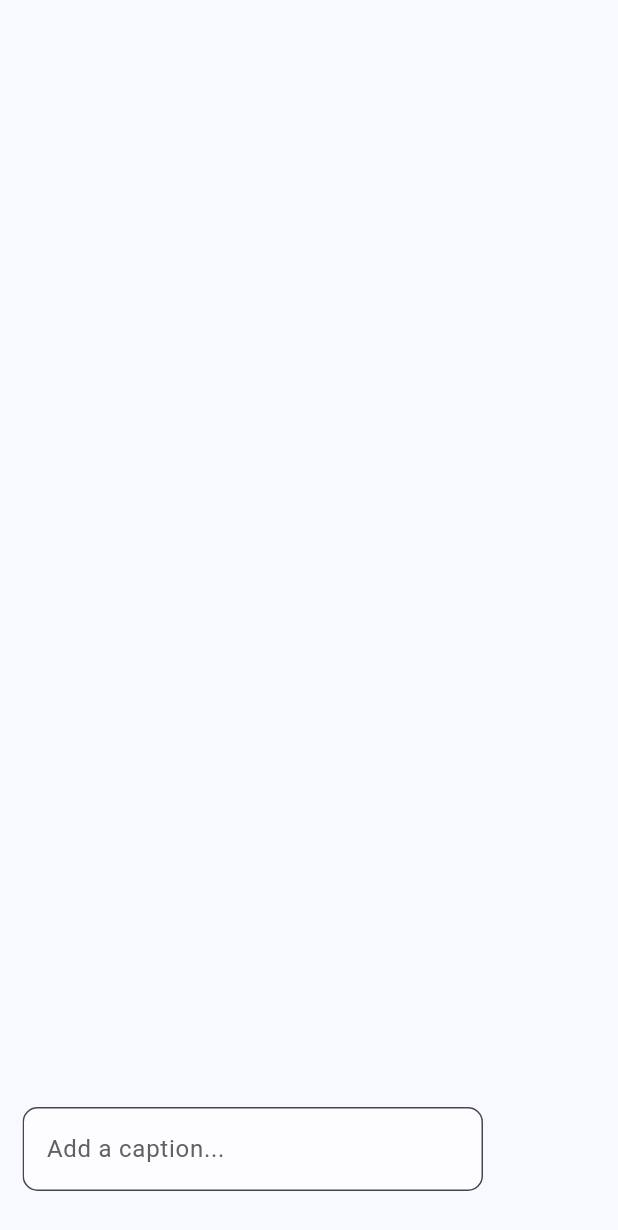
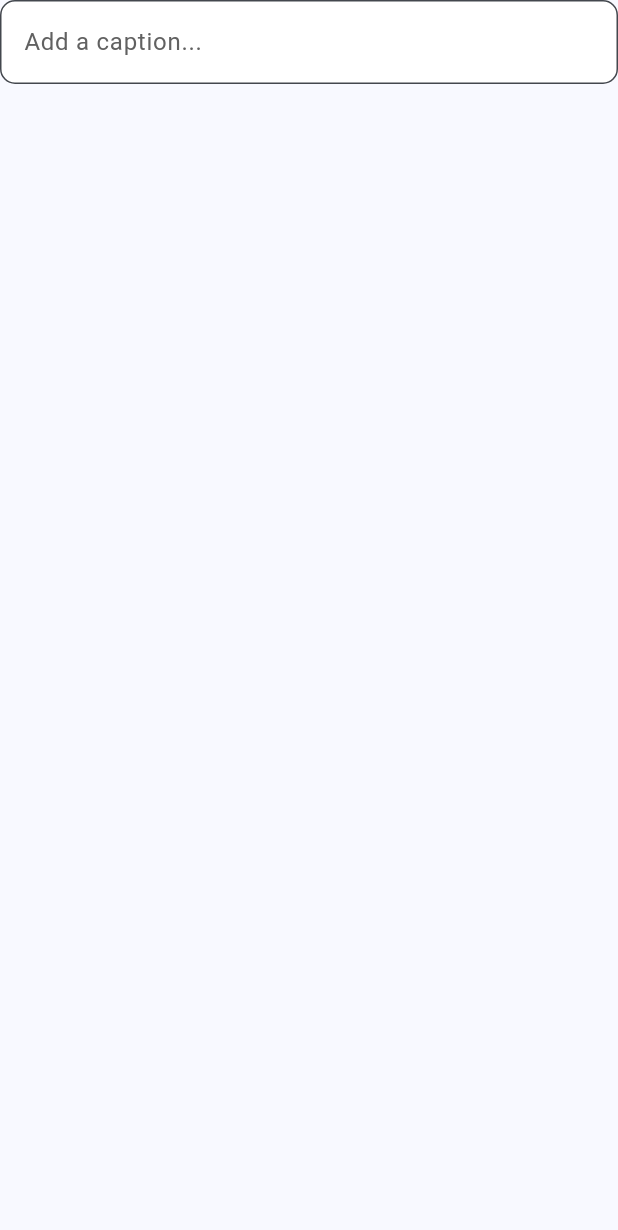
Before and after one commit to samaxz/pyshop-tech-task, a Flutter app: the CommentSection widget shown alone on an empty page, opened directly, on a phone screen of 412 x 824 dp. Shown: the top 1230 px of the screen. Run offline on Flutter 3.47's test engine with Material 3 defaults, Android fonts, the phone set to English and light mode, and no system bars; our stand-ins replace camera, flutter_riverpod, permission_handler, riverpod_annotation; generated files the repository leaves out were written again.

Commit message:
changed comment section

```diff
--- a/lib/ui/widgets/comment_section.dart
+++ b/lib/ui/widgets/comment_section.dart
@@ -9,29 +9,23 @@ class CommentSection extends ConsumerStatefulWidget {
 }
 
 class _CommentSectionState extends ConsumerState<CommentSection> {
-  final controller = TextEditingController();
+  late final TextEditingController controller;
+
+  @override
+  void initState() {
+    super.initState();
+    controller = TextEditingController();
+  }
+
+  @override
+  void dispose() {
+    controller.dispose();
+    super.dispose();
+  }
 
   @override
   Widget build(BuildContext context) {
-    return Padding(
-      padding: const EdgeInsets.only(
-        left: 15,
-        right: 90,
-        bottom: 30,
-      ),
-      child: Align(
-        alignment: Alignment.bottomLeft,
-        child: Material(
-          // this is for the splash to not go behind
-          // the child's constraints
-          clipBehavior: Clip.antiAlias,
-          child: InkWell(
-            // TODO implement onTap()
-            onTap: () {},
-            // TODO implement onLongPress()
-            onLongPress: () {},
-            splashColor: Colors.grey,
-            child: TextField(
+    return TextField(
       controller: controller,
       decoration: InputDecoration(
         border: const OutlineInputBorder(
@@ -44,11 +38,7 @@ class _CommentSectionState extends ConsumerState<CommentSection> {
           color: Colors.grey[700],
         ),
         hintText: 'Add a caption...',
-                fillColor: Colors.white70,
-              ),
-            ),
-          ),
-        ),
+        fillColor: Colors.white,
       ),
     );
   }
```
Lines whose indentation alone changed are shown as unchanged.
